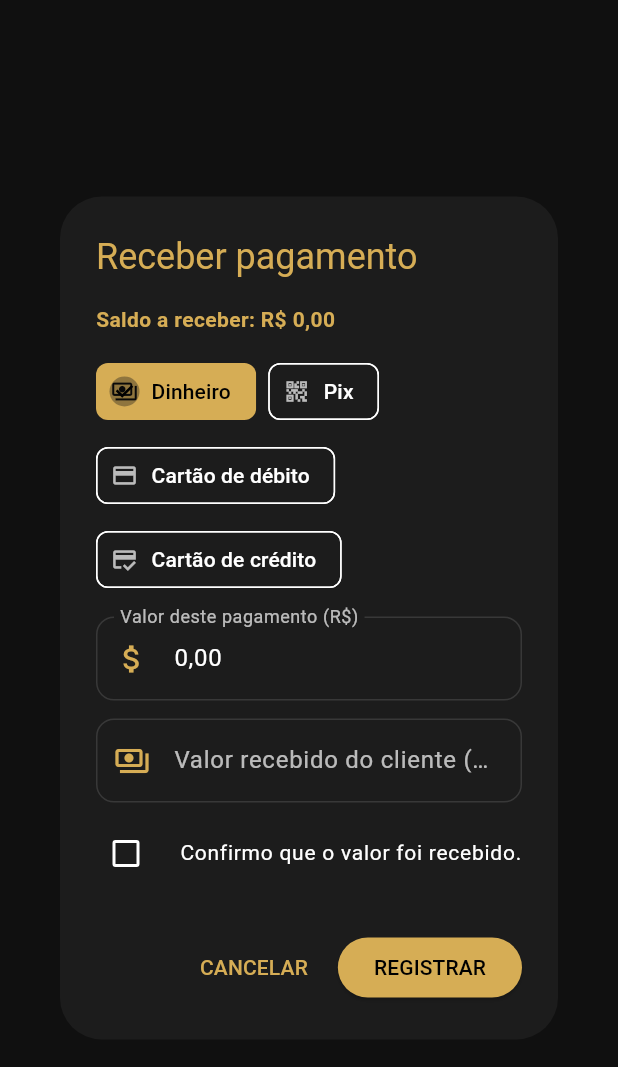
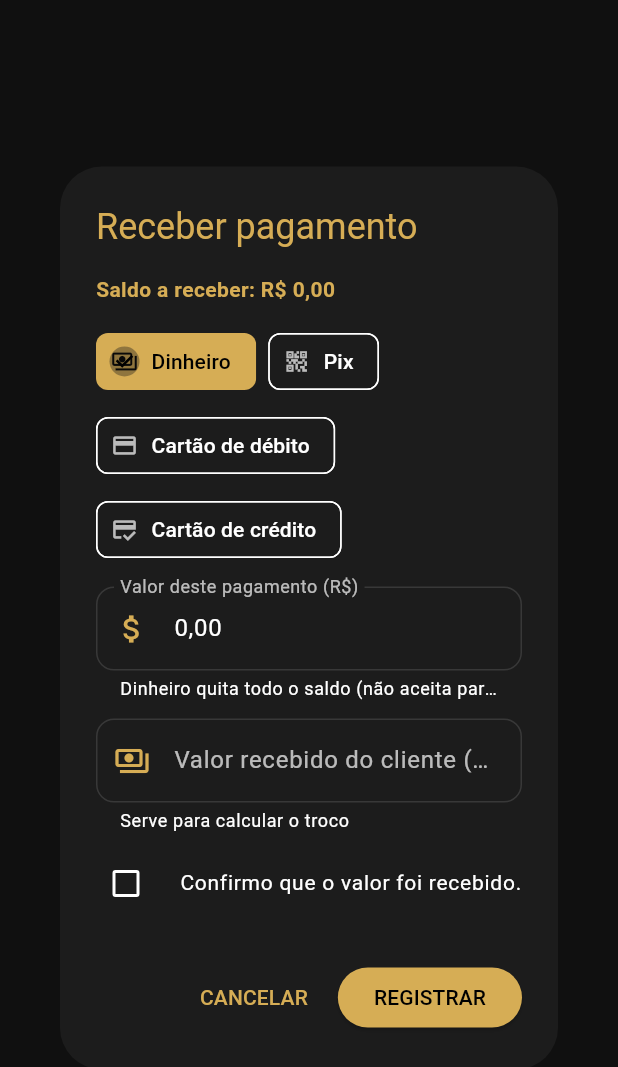
Before and after one commit to appgestaoburi-tech/anjo-negro-gestao, a Flutter app: the DialogPagamento widget shown alone on an empty page, opened directly with empty values, after a tap on "REGISTRAR", after a tap on "Dinheiro", on a phone screen of 412 x 824 dp. Shown: the top 1067 px of the screen. Run offline on Flutter 3.47's test engine with Material 3 defaults, Android fonts, the phone set to English and light mode, and no system bars; our stand-ins replace cloud_firestore, firebase_auth, firebase_core; accounts and stored records are empty.

Commit message:
Update dialogo_pagamento.dart

```diff
--- a/lib/screens/comandas/dialogo_pagamento.dart
+++ b/lib/screens/comandas/dialogo_pagamento.dart
@@ -32,11 +32,15 @@ class _DialogPagamentoState extends State<DialogPagamento> {
   bool _confirmou = false;
   String? _erro;
 
+  String get _saldoTexto {
+    final s = widget.saldoCentavos;
+    return '${s ~/ 100},${(s % 100).toString().padLeft(2, '0')}';
+  }
+
   @override
   void initState() {
     super.initState();
-    final s = widget.saldoCentavos;
-    _valor.text = '${s ~/ 100},${(s % 100).toString().padLeft(2, '0')}';
+    _valor.text = _saldoTexto;
   }
 
   @override
@@ -46,8 +50,21 @@ class _DialogPagamentoState extends State<DialogPagamento> {
     super.dispose();
   }
 
+  void _escolherForma(String chave) {
+    setState(() {
+      _forma = chave;
+      _erro = null;
+      // Dinheiro sempre quita todo o saldo.
+      if (chave == 'dinheiro') {
+        _valor.text = _saldoTexto;
+      }
+    });
+  }
+
   void _confirmar() {
-    final valor = Dinheiro.paraCentavos(_valor.text);
+    final dinheiro = _forma == 'dinheiro';
+    final valor =
+        dinheiro ? widget.saldoCentavos : Dinheiro.paraCentavos(_valor.text);
 
     if (valor == null || valor <= 0) {
       setState(() => _erro = 'Informe um valor válido.');
@@ -62,11 +79,12 @@ class _DialogPagamentoState extends State<DialogPagamento> {
     }
 
     var recebido = 0;
-    if (_forma == 'dinheiro' && _recebido.text.trim().isNotEmpty) {
+    if (dinheiro && _recebido.text.trim().isNotEmpty) {
       final r = Dinheiro.paraCentavos(_recebido.text);
       if (r == null || r < valor) {
         setState(() {
-          _erro = 'O valor recebido não pode ser menor que o pagamento.';
+          _erro = 'O valor recebido não pode ser menor que '
+              '${Dinheiro.formatar(valor)}.';
         });
         return;
       }
@@ -90,10 +108,12 @@ class _DialogPagamentoState extends State<DialogPagamento> {
 
   @override
   Widget build(BuildContext context) {
-    final valor = Dinheiro.paraCentavos(_valor.text) ?? 0;
+    final dinheiro = _forma == 'dinheiro';
+    final valor =
+        dinheiro ? widget.saldoCentavos : (Dinheiro.paraCentavos(_valor.text) ?? 0);
     final restante = widget.saldoCentavos - valor;
     final recebido = Dinheiro.paraCentavos(_recebido.text) ?? 0;
-    final troco = (_forma == 'dinheiro' && recebido > valor && valor > 0)
+    final troco = (dinheiro && recebido > valor && valor > 0)
         ? recebido - valor
         : 0;
 
@@ -137,25 +157,26 @@ class _DialogPagamentoState extends State<DialogPagamento> {
                     labelStyle: TextStyle(
                       color: _forma == f.chave ? Colors.black : Colors.white,
                     ),
-                    onSelected: (_) => setState(() {
-                      _forma = f.chave;
-                      _erro = null;
-                    }),
+                    onSelected: (_) => _escolherForma(f.chave),
                   ),
               ],
             ),
             const SizedBox(height: 14),
             TextField(
               controller: _valor,
+              readOnly: dinheiro,
               keyboardType:
                   const TextInputType.numberWithOptions(decimal: true),
               onChanged: (_) => setState(() => _erro = null),
-              decoration: const InputDecoration(
+              decoration: InputDecoration(
                 labelText: 'Valor deste pagamento (R\$)',
-                prefixIcon: Icon(Icons.attach_money),
+                helperText: dinheiro
+                    ? 'Dinheiro quita todo o saldo (não aceita parcial)'
+                    : null,
+                prefixIcon: const Icon(Icons.attach_money),
               ),
             ),
-            if (valor > 0 && restante > 0) ...[
+            if (!dinheiro && valor > 0 && restante > 0) ...[
               const SizedBox(height: 6),
               Text(
                 'Pagamento parcial: restará ${Dinheiro.formatar(restante)}.',
@@ -165,7 +186,7 @@ class _DialogPagamentoState extends State<DialogPagamento> {
                 ),
               ),
             ],
-            if (_forma == 'dinheiro') ...[
+            if (dinheiro) ...[
               const SizedBox(height: 12),
               TextField(
                 controller: _recebido,
@@ -174,6 +195,7 @@ class _DialogPagamentoState extends State<DialogPagamento> {
                 onChanged: (_) => setState(() => _erro = null),
                 decoration: const InputDecoration(
                   labelText: 'Valor recebido do cliente (opcional)',
+                  helperText: 'Serve para calcular o troco',
                   prefixIcon: Icon(Icons.payments_outlined),
                 ),
               ),
```
